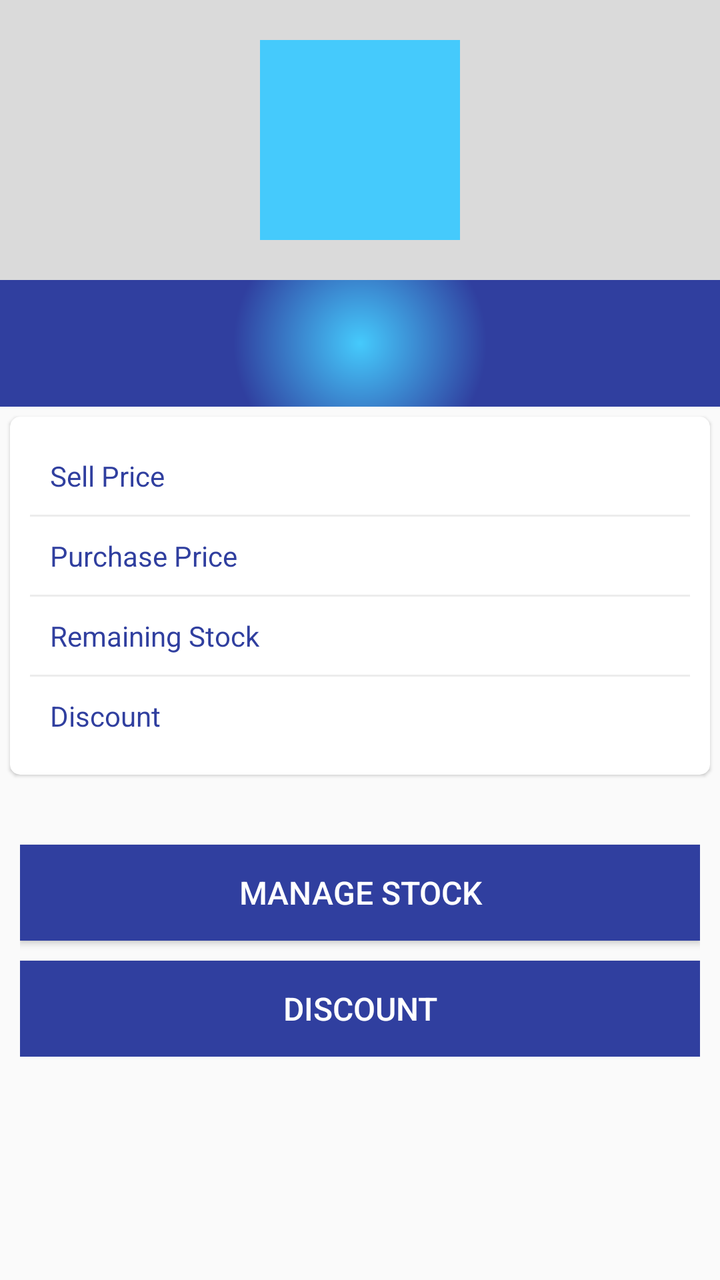
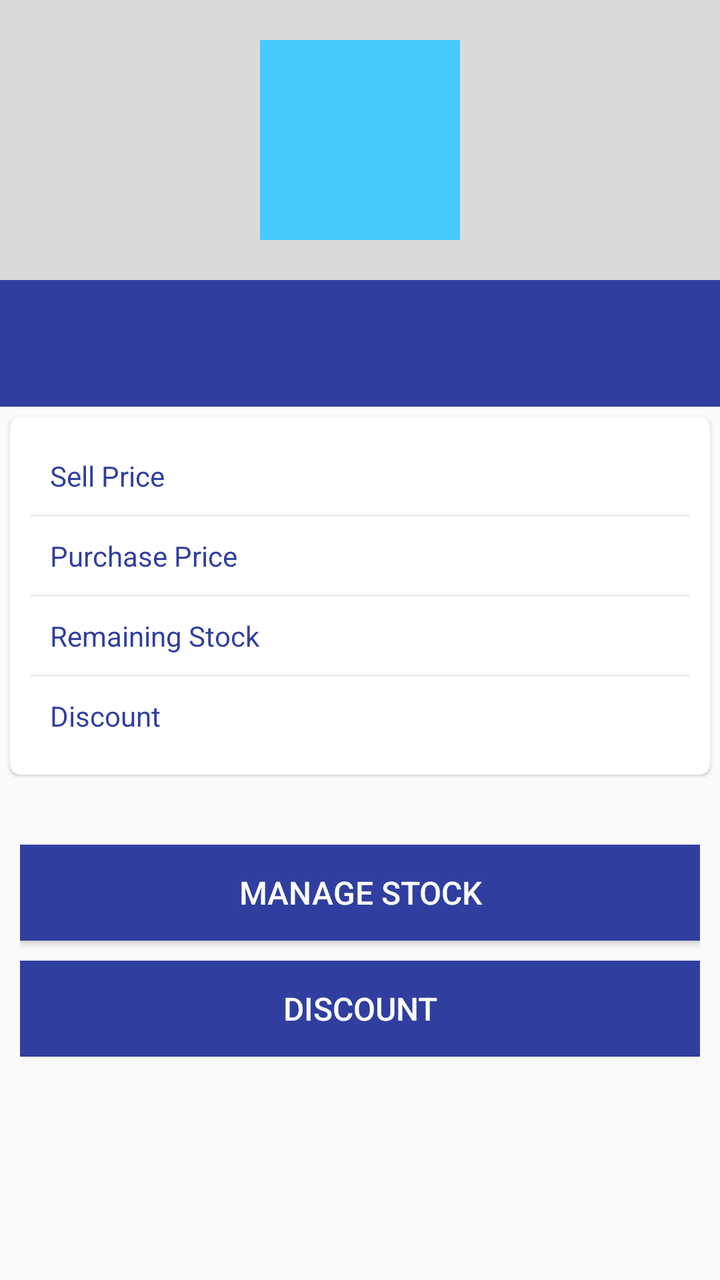

The first picture is an Android layout as it rendered before a commit; the second is the same layout after the commit. The layout source and the unified diff follow.
<!-- AndroidManifest.xml: application theme AppTheme -->
<!-- res/layout/activity_product_detail.xml -->
<?xml version="1.0" encoding="utf-8"?>
<ScrollView xmlns:android="http://schemas.android.com/apk/res/android"
    xmlns:app="http://schemas.android.com/apk/res-auto"
    xmlns:tools="http://schemas.android.com/tools"
    android:layout_width="match_parent"
    android:layout_height="match_parent"
    tools:context=".ProductDetailActivity">
    <LinearLayout
        android:orientation="vertical"
        android:layout_width="match_parent"
        android:layout_height="wrap_content">

        <RelativeLayout
            android:layout_width="match_parent"
            android:layout_height="wrap_content"
            android:background="@color/layoutEditImage">

            <ImageView
                android:id="@+id/productImage"
                android:layout_width="140dp"
                android:layout_height="140dp"
                android:layout_centerInParent="true"
                android:contentDescription="@null"
                android:padding="20dp"
                android:src="@color/colorAccent" />


        </RelativeLayout>
        <LinearLayout
            android:orientation="vertical"
            android:padding="10dp"
            android:background="@drawable/ic_launcher_background"
            android:layout_width="match_parent"
            android:layout_height="wrap_content">

            <TextView
                android:id="@+id/tvProductName"
                android:layout_width="match_parent"
                android:layout_height="wrap_content"
                android:textColor="@android:color/white"
                android:textSize="18sp"
                android:textStyle="bold" />

            <TextView
                android:id="@+id/tvProductCode"
                android:layout_width="match_parent"
                android:layout_height="wrap_content"
                android:textColor="@android:color/white"
                android:textSize="14sp" />
        </LinearLayout>

        <android.support.v7.widget.CardView
            android:layout_width="match_parent"
            android:layout_height="wrap_content"
            android:layout_margin="5dp"
            app:cardCornerRadius="5dp"
            app:cardElevation="1dp"
            app:cardMaxElevation="1dp"
            app:contentPadding="10dp">

            <LinearLayout
                android:layout_width="match_parent"
                android:layout_height="wrap_content"
                android:orientation="vertical">

                <LinearLayout
                    android:layout_width="match_parent"
                    android:layout_height="wrap_content"
                    android:orientation="horizontal"
                    android:padding="10dp">

                    <TextView
                        android:layout_width="0dp"
                        android:layout_height="match_parent"
                        android:layout_weight=".5"
                        android:text="@string/sell_price"
                        android:textColor="@color/colorPrimary" />

                    <TextView
                        android:id="@+id/tvSellPrice"
                        android:layout_width="0dp"
                        android:layout_height="match_parent"
                        android:layout_weight=".5"
                        android:text="@null" />
                </LinearLayout>

                <include layout="@layout/line_vert" />

                <LinearLayout
                    android:layout_width="match_parent"
                    android:layout_height="wrap_content"
                    android:orientation="horizontal"
                    android:padding="10dp">

                    <TextView
                        android:layout_width="0dp"
                        android:layout_height="match_parent"
                        android:layout_weight=".5"
                        android:text="@string/purchase_price"
                        android:textColor="@color/colorPrimary" />

                    <TextView
                        android:id="@+id/tvPurcPrice"
                        android:layout_width="0dp"
                        android:layout_height="match_parent"
                        android:layout_weight=".5"
                        android:text="@null" />
                </LinearLayout>
                <include layout="@layout/line_vert" />
                <LinearLayout
                    android:id="@+id/layoutStock"
                    android:layout_width="match_parent"
                    android:layout_height="wrap_content"
                    android:orientation="horizontal"
                    android:padding="10dp">

                    <TextView
                        android:layout_width="0dp"
                        android:layout_height="match_parent"
                        android:layout_weight=".5"
                        android:text="@string/remaining_stock"
                        android:textColor="@color/colorPrimary" />

                    <TextView
                        android:id="@+id/tvRemainingStock"
                        android:layout_width="0dp"
                        android:layout_height="match_parent"
                        android:layout_weight=".5" />
                </LinearLayout>
                <include android:id="@+id/vertStock" layout="@layout/line_vert" />
                <LinearLayout
                    android:layout_width="match_parent"
                    android:layout_height="wrap_content"
                    android:orientation="horizontal"
                    android:padding="10dp">

                    <TextView
                        android:layout_width="0dp"
                        android:layout_height="match_parent"
                        android:layout_weight=".5"
                        android:text="@string/discount"
                        android:textColor="@color/colorPrimary" />

                    <TextView
                        android:id="@+id/tvDiscount"
                        android:layout_width="0dp"
                        android:layout_height="match_parent"
                        android:layout_weight=".5" />
                </LinearLayout>
            </LinearLayout>
        </android.support.v7.widget.CardView>
        <LinearLayout
            android:orientation="vertical"
            android:layout_margin="10dp"
            android:layout_width="match_parent"
            android:layout_height="wrap_content">
            <Button
                android:layout_marginTop="20dp"
                android:id="@+id/btnManageStock"
                android:text="@string/manage_stock"
                android:textColor="@android:color/white"
                android:textSize="16sp"
                android:background="@drawable/btn_default"
                android:layout_width="match_parent"
                android:layout_height="wrap_content"/>
            <Button
                android:layout_marginTop="10dp"
                android:id="@+id/btnDiscount"
                android:text="@string/discount"
                android:textColor="@android:color/white"
                android:textSize="16sp"
                android:background="@drawable/btn_default"
                android:layout_width="match_parent"
                android:layout_height="wrap_content"/>
        </LinearLayout>
    </LinearLayout>

</ScrollView>
<!-- res/layout/line_vert.xml (included above) -->
<?xml version="1.0" encoding="utf-8"?>
<View xmlns:android="http://schemas.android.com/apk/res/android"
    android:layout_width="match_parent"
    android:layout_height="1dp"

    android:background="@color/separator_line" />
<!-- resources referenced by this layout -->
<resources>
  <color name="colorAccent">#45cafc</color>
  <color name="colorPrimary">#303f9f</color>
  <color name="layoutEditImage">#9bc6c6c6</color>
  <color name="separator_line">#ECECEC</color>
  <!-- drawable btn_default (drawable) -->
  <?xml version="1.0" encoding="utf-8"?>
  <selector xmlns:android="http://schemas.android.com/apk/res/android">
      <item android:state_pressed="false">
          <layer-list>
              <item>
                  <shape android:shape="rectangle">
                      <solid android:color="@color/colorPrimary" />
                  </shape>
              </item>
          </layer-list>
      </item>
      <item android:state_pressed="true">
          <shape android:bottom="0dp"
              android:left="1dp"
              android:right="0dp"
              android:shape="rectangle"
              android:top="1dp">
              <solid android:color="@color/colorAccent" />
          </shape>
      </item>
  </selector>
  <!-- drawable ic_launcher_background (drawable) -->
  <?xml version="1.0" encoding="utf-8"?>
  <shape xmlns:android="http://schemas.android.com/apk/res/android">
      <gradient android:type="radial" android:gradientRadius="100%p"
          android:startColor="#45cafc"
          android:endColor="#303f9f"/>
  </shape>
  <string name="discount">Discount</string>
  <string name="manage_stock">Manage Stock</string>
  <string name="purchase_price">Purchase Price</string>
  <string name="remaining_stock">Remaining Stock</string>
  <string name="sell_price">Sell Price</string>
  <style name="AppTheme" parent="Theme.AppCompat.Light.DarkActionBar">
  
          <item name="colorPrimary">@color/colorPrimary</item>
          <item name="colorPrimaryDark">@color/colorPrimaryDark</item>
          <item name="colorAccent">@color/colorAccent</item>
      </style>
  <color name="colorPrimaryDark">#303f9f</color>
</resources>

<!-- the commit's change to res/layout/activity_product_detail.xml (unified diff, before → after) -->
@@ -29,7 +29,7 @@
         <LinearLayout
             android:orientation="vertical"
             android:padding="10dp"
-            android:background="@drawable/ic_launcher_background"
+            android:background="@color/colorPrimary"
             android:layout_width="match_parent"
             android:layout_height="wrap_content">
 
<!-- resource entries referenced after the edit -->
@@ -26,13 +26,6 @@
           </shape>
       </item>
   </selector>
-  <!-- drawable ic_launcher_background (drawable) -->
-  <?xml version="1.0" encoding="utf-8"?>
-  <shape xmlns:android="http://schemas.android.com/apk/res/android">
-      <gradient android:type="radial" android:gradientRadius="100%p"
-          android:startColor="#45cafc"
-          android:endColor="#303f9f"/>
-  </shape>
   <string name="discount">Discount</string>
   <string name="manage_stock">Manage Stock</string>
   <string name="purchase_price">Purchase Price</string>
